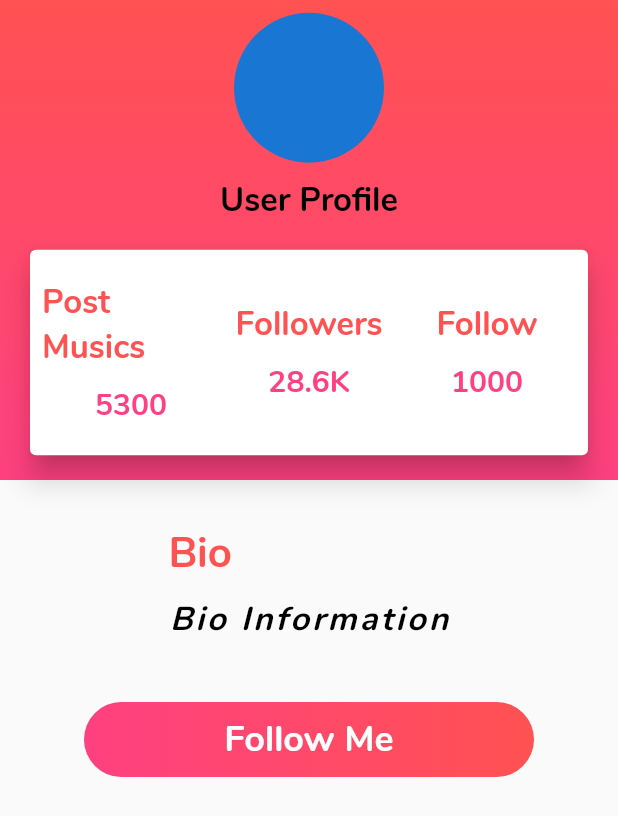
After one commit to Aslisusapmaz/se380-project, a Flutter app: the UserProfile screen opened directly, on a phone screen of 412 x 824 dp. The commit adds this screen. Shown: the top 816 px of the screen. Run offline on Flutter 3.47's test engine with Material 2 defaults, Android fonts, the phone set to English and light mode, and no system bars; missing offline and left inert: keyboard_visibility.

Commit message:
Added user_profile_page.dart file and some code refactoring.

```diff
--- /dev/null
+++ b/lib/custom_outline_button.dart
@@ -0,0 +1,30 @@
+import 'package:flutter/material.dart';
+
+class CustomOutlineButton extends StatefulWidget {
+  final String buttonText;
+  CustomOutlineButton({this.buttonText});
+  @override
+  _CustomOutlineButtonState createState() => _CustomOutlineButtonState();
+}
+
+class _CustomOutlineButtonState extends State<CustomOutlineButton> {
+  @override
+  Widget build(BuildContext context) {
+    return Container(
+      decoration: BoxDecoration(
+        color: Color(0xFFB40284A),
+        borderRadius: BorderRadius.circular(50),
+      ),
+      padding: EdgeInsets.all(20),
+      child: Center(
+        child:Text(
+          widget.buttonText,
+          style: TextStyle(
+              color: Colors.white,
+              fontSize: 16
+          ),),
+      ),
+    );
+
+  }
+}
--- a/lib/main.dart
+++ b/lib/main.dart
@@ -1,6 +1,8 @@
 import 'package:flutter/cupertino.dart';
 import 'package:flutter/material.dart';
 import 'package:keyboard_visibility/keyboard_visibility.dart';
+
+import 'custom_outline_button.dart';
 
 void main() {
   runApp(MyApp());
@@ -237,7 +239,7 @@
                     SizedBox(
                       height: 8,
                     ),
-                    OutlineButton(
+                    CustomOutlineButton(
                       buttonText: "Create New Account",
                     ),
                   ],
@@ -296,7 +298,7 @@
                     SizedBox(
                       height: 8,
                     ),
-                    OutlineButton(
+                    CustomOutlineButton(
                       buttonText: "Back to Login",
                     ),
                   ],
@@ -387,31 +389,3 @@
 
   }
 }
-class OutlineButton extends StatefulWidget {
-  final String buttonText;
-  OutlineButton({this.buttonText});
-  @override
-  _OutlineButtonState createState() => _OutlineButtonState();
-}
-
-class _OutlineButtonState extends State<OutlineButton> {
-  @override
-  Widget build(BuildContext context) {
-    return Container(
-          decoration: BoxDecoration(
-            color: Color(0xFFB40284A),
-            borderRadius: BorderRadius.circular(50),
-          ),
-          padding: EdgeInsets.all(20),
-          child: Center(
-            child:Text(
-              widget.buttonText,
-              style: TextStyle(
-                  color: Colors.white,
-                  fontSize: 16
-              ),),
-          ),
-        );
-
-  }
-}
--- /dev/null
+++ b/lib/user_profile_page.dart
@@ -0,0 +1,212 @@
+import 'package:flutter/material.dart';
+
+class UserProfile extends StatelessWidget{
+  @override
+  Widget build(BuildContext context) {
+    return Scaffold(
+        body: Column(
+          children: <Widget>[
+            Container(
+              decoration: BoxDecoration(
+                  gradient: LinearGradient(
+                    begin: Alignment.topCenter,
+                    end: Alignment.bottomCenter,
+                    colors: [Colors.redAccent, Colors.pinkAccent],
+
+                  )
+              ),
+              child: Container(
+                  width: double.infinity,
+                  height: 320.0,
+                  child: Center(
+                      child: Column(
+                        crossAxisAlignment: CrossAxisAlignment.center,
+                        mainAxisAlignment: MainAxisAlignment.center,
+                        children: <Widget>[
+                          CircleAvatar(
+                            radius: 50.0,
+
+
+                          ),
+                          SizedBox(
+                            height: 10.0,
+                          ),
+                          Text(
+                            'User Profile',
+                            style: TextStyle(
+                              fontSize: 22.0,
+                              color: Colors.black,
+                            ),
+                          ),
+                          SizedBox(
+                            height: 10.0,
+
+                          ),
+                          Card(
+                            margin: EdgeInsets.symmetric(
+                                horizontal: 20.0, vertical: 8.0),
+                            clipBehavior: Clip.antiAlias,
+                            color: Colors.white,
+                            elevation: 8.0,
+                            child: Padding(
+                              padding: const EdgeInsets.symmetric(
+                                  vertical: 20.0, horizontal: 8.0),
+                              child: Row(
+                                children: <Widget>[
+                                  Expanded(
+                                      child: Column(
+                                        children: <Widget>[
+                                          Text('Post Musics',
+                                            style: TextStyle(
+                                              color: Colors.redAccent,
+                                              fontSize: 22.0,
+                                              fontWeight: FontWeight.bold,
+                                            ),
+                                          ),
+                                          SizedBox(
+                                            height: 10.0,
+                                          ),
+                                          Text('5300',
+                                            style: TextStyle(
+                                              color: Colors.pinkAccent,
+                                              fontSize: 20.0,
+                                              fontWeight: FontWeight.w400,
+                                            ),
+
+                                          ),
+                                        ],
+                                      )),
+                                  Expanded(
+                                      child: Column(
+                                        children: <Widget>[
+                                          Text('Followers',
+                                            style: TextStyle(
+                                              color: Colors.redAccent,
+                                              fontSize: 22.0,
+                                              fontWeight: FontWeight.bold,
+                                            ),
+                                          ),
+                                          SizedBox(
+                                            height: 10.0,
+                                          ),
+                                          Text('28.6K',
+                                            style: TextStyle(
+                                              color: Colors.pinkAccent,
+                                              fontSize: 20.0,
+                                              fontWeight: FontWeight.w400,
+                                            ),
+
+                                          ),
+                                        ],
+                                      )),
+                                  Expanded(
+                                      child: Column(
+                                        children: <Widget>[
+                                          Text('Follow',
+                                            style: TextStyle(
+                                              color: Colors.redAccent,
+                                              fontSize: 22.0,
+                                              fontWeight: FontWeight.bold,
+                                            ),
+                                          ),
+                                          SizedBox(
+                                            height: 10.0,
+                                          ),
+                                          Text('1000',
+                                            style: TextStyle(
+                                              color: Colors.pinkAccent,
+                                              fontSize: 20.0,
+                                              fontWeight: FontWeight.w400,
+                                            ),
+
+                                          ),
+                                        ],
+                                      )),
+                                ],
+
+                              ),
+                            ),
+
+                          )
+                        ],
+
+                      )
+                  )
+              ),
+            ),
+            Container(
+              child: Padding(
+                padding: const EdgeInsets.symmetric(
+                    vertical: 30.0, horizontal: 16.0),
+                child: Column(
+                  crossAxisAlignment: CrossAxisAlignment.start,
+                  children: <Widget>[
+                    Text(
+                      'Bio',
+                      style: TextStyle(
+                        color: Colors.redAccent,
+                        fontStyle: FontStyle.normal,
+                        fontSize: 28.0,
+                      ),
+                    ),
+                    SizedBox(
+                      height: 10.0,
+
+                    ),
+                    Text(
+                      'Bio Information',
+                      style: TextStyle(
+                        fontSize: 22.0,
+                        fontStyle: FontStyle.italic,
+                        fontWeight: FontWeight.w300,
+                        color: Colors.black,
+                        letterSpacing: 2.0,
+                      ),
+
+                    ),
+                  ],
+                ),
+              ),
+            ),
+            SizedBox(
+              height: 10.0,
+            ),
+            Container(
+                width: 300,
+                child: RaisedButton(
+                    onPressed: () {},
+                    shape: RoundedRectangleBorder(
+                      borderRadius: BorderRadius.circular(80.0),
+                    ),
+                    elevation: 0.0,
+                    padding: EdgeInsets.all(0.0),
+                    child: Ink(
+                      decoration: BoxDecoration(
+                        gradient: LinearGradient(
+                          begin: Alignment.centerLeft,
+                          end: Alignment.centerRight,
+                          colors: [Colors.pinkAccent, Colors.redAccent],
+                        ),
+                        borderRadius: BorderRadius.circular(30.0),
+                      ),
+                      child: Container(
+                        constraints: BoxConstraints(
+                            maxWidth: 300.0, minHeight: 50.0),
+                        alignment: Alignment.center,
+                        child: Text(
+                          'Follow Me',
+                          style: TextStyle(
+                            color: Colors.white,
+                            fontSize: 24.0,
+                          ),
+                        ),
+                      ),
+                    )
+
+                )
+            )
+          ],
+        )
+    );
+  }
+}
```
